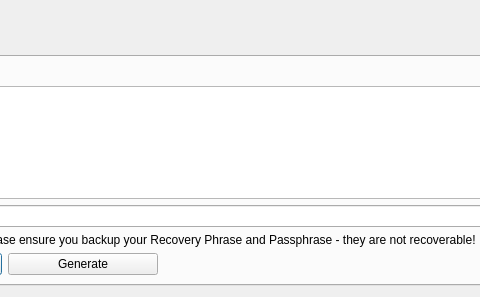
Above: src/qt/forms/mnemonicdialog.ui from AIPowerGrid/AI-Power-Grid-Core before the change; both pictures show x 170 to 650 and y 0 to 297 of the 810 by 297 pixel window. Below: the same form after it.
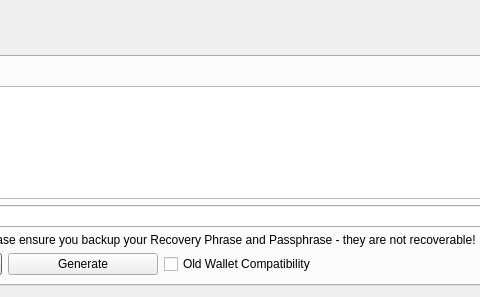
That is the form after the change.

Commit message: mnemonic GUI checkmark

The edit to the form file:
```diff
--- a/src/qt/forms/mnemonicdialog.ui
+++ b/src/qt/forms/mnemonicdialog.ui
@@ -126,6 +126,21 @@
            </property>
           </widget>
          </item>
+          <item>
+          <widget class="QCheckBox" name="chkHidePassword">
+           <property name="geometry">
+            <rect>
+             <x>20</x>
+             <y>20</y>
+             <width>150</width>
+             <height>0</height>
+            </rect>
+           </property>
+           <property name="text">
+            <string>Old Wallet Compatibility</string>
+           </property>
+          </widget>
+         </item>
          
          <item>
           <spacer name="horizontalSpacer">
```
The commit also changes 2 other files.
